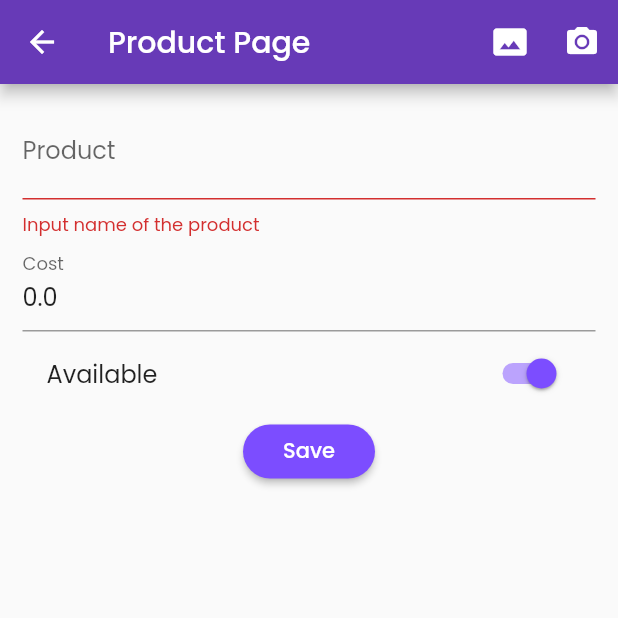
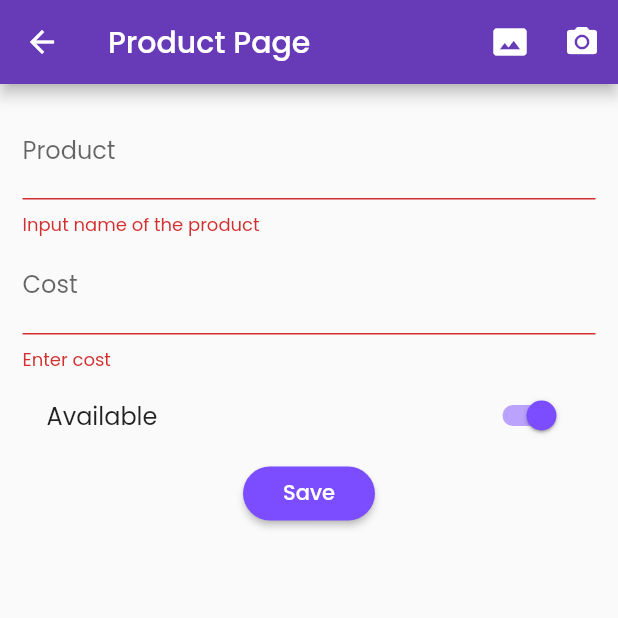
Before and after one commit to CodingCarnage/CursoFlutter_FH_login, a Flutter app: the ProductPage screen opened by its route, after a tap on "Save", on a phone screen of 412 x 824 dp, the top half of it. Run offline on Flutter 3.47's test engine with Material 2 defaults, Android fonts, the phone set to English and light mode, and no system bars; our stand-ins replace rxdart.

Commit message:
Se agrego otro paso a la validación del Cost.

```diff
--- a/lib/src/pages/product_page.dart
+++ b/lib/src/pages/product_page.dart
@@ -1,6 +1,8 @@
 import 'package:flutter/material.dart';
 
 import 'package:login/src/models/product_model.dart';
+
+import 'package:login/src/providers/product_provider.dart';
 
 import 'package:login/src/utils/utils.dart' as utils;
 
@@ -12,8 +14,8 @@ class ProductPage extends StatefulWidget {
 }
 
 class _ProductPageState extends State<ProductPage> {
-
   final GlobalKey<FormState> formKey = GlobalKey<FormState>();
+  final ProductProvider productProvider = new ProductProvider();
 
   ProductModel product = new ProductModel();
 
@@ -73,15 +75,14 @@ class _ProductPageState extends State<ProductPage> {
 
   Widget _createCost() {
     return TextFormField(
-      initialValue: product.value.toString(),
       keyboardType: TextInputType.numberWithOptions(decimal: true),
       cursorColor: Colors.deepPurpleAccent,
-      decoration: InputDecoration(
-        labelText: 'Cost',
-      ),
+      decoration: InputDecoration(labelText: 'Cost', hintText: "0.0"),
       onSaved: (String value) => product.value = double.parse(value),
       validator: (String value) {
-        if (utils.isNumeric(value)) {
+        if (value.length <= 0) {
+          return 'Enter cost';
+        } else if (utils.isNumeric(value)) {
           return null;
         } else {
           return 'Only numbers';
@@ -100,9 +101,7 @@ class _ProductPageState extends State<ProductPage> {
 
   Widget _createButton() {
     return RaisedButton(
-      shape: RoundedRectangleBorder(
-        borderRadius: BorderRadius.circular(20.0)
-      ),
+      shape: RoundedRectangleBorder(borderRadius: BorderRadius.circular(20.0)),
       onPressed: _submit,
       child: Text('Save'),
       textColor: Colors.white,
@@ -118,5 +117,7 @@ class _ProductPageState extends State<ProductPage> {
     print(product.title);
     print(product.value);
     print(product.available);
+
+    //productProvider.createProduct(product);
   }
 }
```
